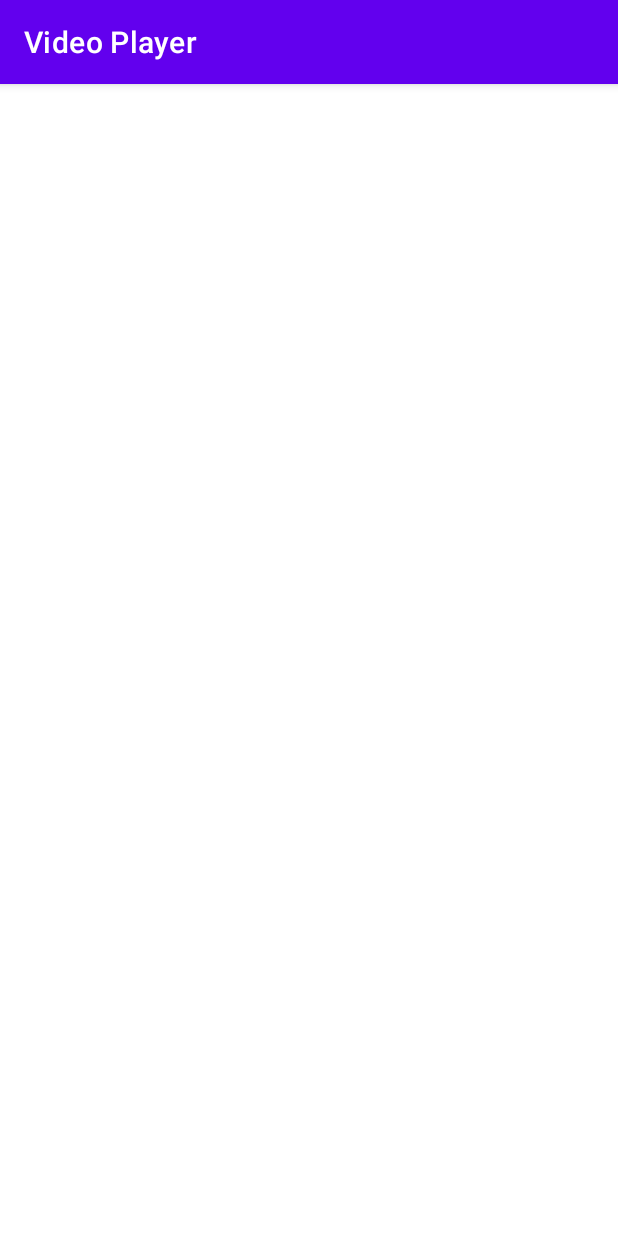
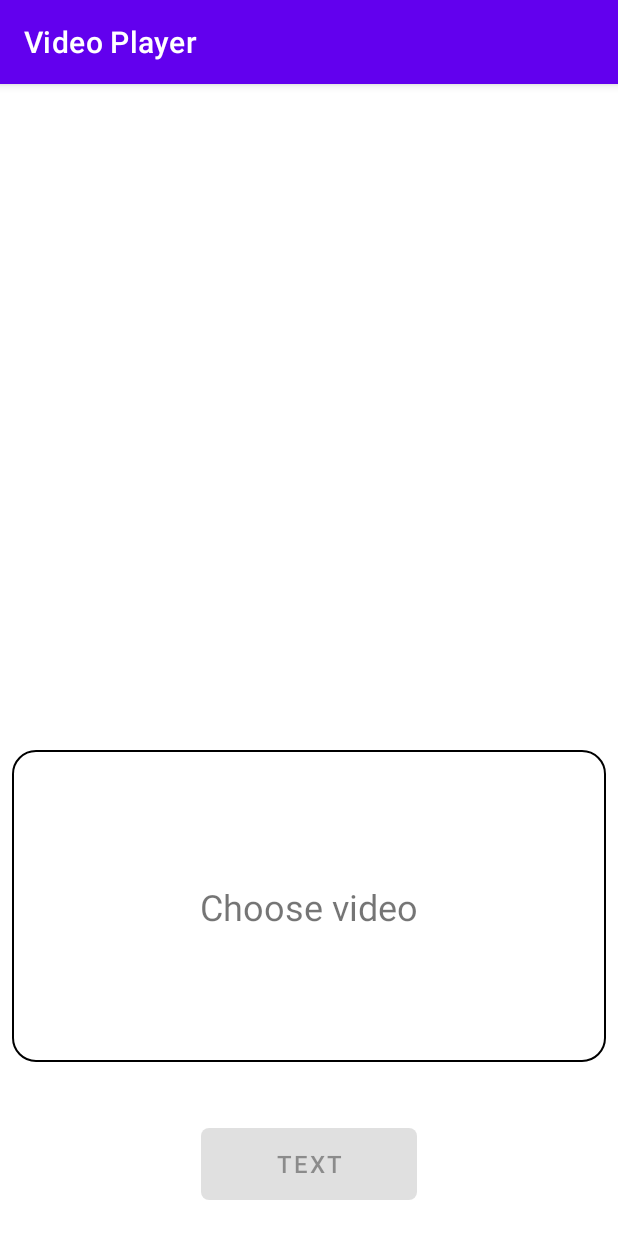
Before and after one commit to nur-sultan7/VideoPlayer, an Android app: the screen it shows after launch (MainActivity), on a phone screen of 412 x 824 dp. Run offline under Robolectric (Android 15) with nearby library versions, the phone set to English and light mode, and no system bars; our stand-ins replace Dagger/Hilt's generated code, Picasso, Room's generated code; pictures from the network do not load; 3 statements that could not run were skipped.

Commit message:
implementation of VideoItemFragment.kt: 1.added screen mode

```diff
--- a/app/build.gradle
+++ b/app/build.gradle
@@ -2,6 +2,7 @@ plugins {
     id 'com.android.application'
     id 'org.jetbrains.kotlin.android'
     id 'kotlin-kapt'
+    id 'kotlin-parcelize'
 }
 
 android {
--- a/app/src/main/AndroidManifest.xml
+++ b/app/src/main/AndroidManifest.xml
@@ -2,6 +2,7 @@
 <manifest xmlns:android="http://schemas.android.com/apk/res/android"
     xmlns:tools="http://schemas.android.com/tools">
     <uses-permission android:name="android.permission.INTERNET" />
+    <uses-permission android:name="android.permission.ACCESS_NETWORK_STATE" />
 
     <application
         android:name=".presentation.VideoPlayerApp"
--- /dev/null
+++ b/app/src/main/java/com/nursultan/videoplayer/presentation/VideoItemFragment.kt
@@ -0,0 +1,106 @@
+package com.nursultan.videoplayer.presentation
+
+import android.os.Bundle
+import android.os.Parcelable
+import android.view.LayoutInflater
+import android.view.View
+import android.view.ViewGroup
+import androidx.fragment.app.Fragment
+import androidx.viewbinding.ViewBinding
+import com.nursultan.videoplayer.databinding.FragmentVideoItemBinding
+import com.nursultan.videoplayer.databinding.FragmentVideoItemEmptyBinding
+import com.nursultan.videoplayer.domain.entities.Video
+import kotlinx.parcelize.Parcelize
+
+class VideoItemFragment : Fragment() {
+    private var video: Video? = null
+    private var screenMode = ScreenMode.EMPTY
+    private val binding: ViewBinding
+        get() = _binding ?: throw RuntimeException("VideoItemFragment binding is null!")
+    private var _binding: ViewBinding? = null
+
+    override fun onCreate(savedInstanceState: Bundle?) {
+        super.onCreate(savedInstanceState)
+        parseParam()
+    }
+
+    override fun onCreateView(
+        inflater: LayoutInflater,
+        container: ViewGroup?,
+        savedInstanceState: Bundle?
+    ): View {
+        _binding = when (screenMode) {
+            ScreenMode.EMPTY ->
+                FragmentVideoItemEmptyBinding.inflate(
+                    inflater, container, false
+                )
+            ScreenMode.VIDEO ->
+                FragmentVideoItemBinding.inflate(
+                    inflater, container, false
+                )
+        }
+        return binding.root
+    }
+
+    override fun onViewCreated(view: View, savedInstanceState: Bundle?) {
+        super.onViewCreated(view, savedInstanceState)
+        launchRightMode()
+    }
+
+    private fun launchRightMode() {
+        when (binding) {
+            is FragmentVideoItemBinding ->
+                launchVideoMode(binding as FragmentVideoItemBinding)
+            is FragmentVideoItemEmptyBinding ->
+                launchEmptyMode()
+        }
+    }
+
+    override fun onDestroyView() {
+        _binding = null
+        super.onDestroyView()
+    }
+
+    private fun launchEmptyMode() {
+
+    }
+
+    private fun launchVideoMode(videoBinding: FragmentVideoItemBinding) {
+
+    }
+
+    private fun parseParam() {
+        if (arguments == null)
+            return
+        val args = requireArguments()
+        if (args.containsKey(SCREEN_MODE)) {
+            screenMode =
+                args.getParcelable(SCREEN_MODE) ?: throw RuntimeException("Unknown screen mode!")
+        }
+        if (screenMode == ScreenMode.VIDEO) {
+            video = args.getParcelable(VIDEO_KEY)
+        }
+    }
+
+    companion object {
+        private const val SCREEN_MODE = "screen mode"
+        private const val VIDEO_KEY = "video key"
+        fun newInstanceEmpty() = VideoItemFragment().apply {
+            arguments = Bundle().apply {
+                putParcelable(SCREEN_MODE, ScreenMode.EMPTY)
+            }
+        }
+
+        fun newInstanceVideo(video: Video) = VideoItemFragment().apply {
+            arguments = Bundle().apply {
+                putParcelable(SCREEN_MODE, ScreenMode.VIDEO)
+                putParcelable(VIDEO_KEY, video)
+            }
+        }
+    }
+
+    @Parcelize
+    enum class ScreenMode(val value: Int) : Parcelable {
+        VIDEO(1), EMPTY(0)
+    }
+}
--- a/app/src/main/java/com/nursultan/videoplayer/presentation/VideoListFragment.kt
+++ b/app/src/main/java/com/nursultan/videoplayer/presentation/VideoListFragment.kt
@@ -8,10 +8,16 @@ import androidx.fragment.app.Fragment
 import androidx.lifecycle.ViewModelProvider
 import androidx.recyclerview.widget.LinearLayoutManager
 import com.nursultan.videoplayer.databinding.FragmentVideoListBinding
+import com.nursultan.videoplayer.domain.entities.Video
 import com.nursultan.videoplayer.presentation.adapters.VideoListAdapter
 import javax.inject.Inject
 
 class VideoListFragment : Fragment() {
+    interface VideoListItemClickListener {
+        fun onVideoItemClick(video: Video)
+        fun onVideoItemSecondClick()
+    }
+
     private val binding: FragmentVideoListBinding
         get() = _binding ?: throw RuntimeException("FragmentVideoListBinding is null")
     private var _binding: FragmentVideoListBinding? = null
@@ -58,7 +64,10 @@ class VideoListFragment : Fragment() {
 
     private fun setListeners() {
         adapter.onVideoClickListener = {
-
+            (requireActivity() as VideoListItemClickListener).onVideoItemClick(it)
+        }
+        adapter.onVideoSecondClickListener = {
+            (requireActivity() as VideoListItemClickListener).onVideoItemSecondClick()
         }
     }
 
@@ -85,4 +94,5 @@ class VideoListFragment : Fragment() {
         _binding = null
         super.onDestroyView()
     }
+
 }
--- a/app/src/main/java/com/nursultan/videoplayer/presentation/adapters/VideoListAdapter.kt
+++ b/app/src/main/java/com/nursultan/videoplayer/presentation/adapters/VideoListAdapter.kt
@@ -13,7 +13,8 @@ import com.squareup.picasso.Picasso
 
 class VideoListAdapter :
     ListAdapter<Video, VideoListAdapter.VideoViewHolder>(VideoItemDifCallBack()) {
-    var onVideoClickListener: ((id: String) -> Unit)? = null
+    var onVideoClickListener: ((video: Video) -> Unit)? = null
+    var onVideoSecondClickListener: (() -> Unit)? = null
     private var prevItemEnabledPosition: Int? = null
 
     override fun onCreateViewHolder(parent: ViewGroup, viewType: Int): VideoViewHolder {
@@ -85,9 +86,11 @@ class VideoListAdapter :
                 if (video.enabled) {
                     video.enabled = false
                     prevItemEnabledPosition = null
+                    onVideoSecondClickListener?.invoke()
                 } else {
                     video.enabled = true
                     prevItemEnabledPosition = adapterPosition
+                    onVideoClickListener?.invoke(video)
                 }
                 notifyItemChanged(position)
             }
--- /dev/null
+++ b/app/src/main/res/drawable/btn_rounded_corners.xml
@@ -0,0 +1,5 @@
+<?xml version="1.0" encoding="utf-8"?>
+<shape xmlns:android="http://schemas.android.com/apk/res/android">
+    <corners android:radius="5dp" />
+    <solid android:color="#6371DE" />
+</shape>
--- /dev/null
+++ b/app/src/main/res/drawable/video_frame_rounded_corner.xml
@@ -0,0 +1,7 @@
+<?xml version="1.0" encoding="utf-8"?>
+<shape xmlns:android="http://schemas.android.com/apk/res/android">
+    <corners android:radius="15dp" />
+    <stroke android:color="@color/black"
+        android:width="1dp"
+        />
+</shape>
--- a/app/src/main/res/layout/activity_main.xml
+++ b/app/src/main/res/layout/activity_main.xml
@@ -4,6 +4,15 @@
     android:layout_width="match_parent"
     android:layout_height="match_parent">
 
+    <androidx.fragment.app.FragmentContainerView
+        android:id="@+id/video_container"
+        android:layout_width="0dp"
+        android:layout_height="0dp"
+        android:name="com.nursultan.videoplayer.presentation.VideoItemFragment"
+        app:layout_constraintBottom_toTopOf="@id/video_list_container"
+        app:layout_constraintEnd_toEndOf="parent"
+        app:layout_constraintStart_toStartOf="parent"
+        app:layout_constraintTop_toTopOf="parent" />
     <androidx.fragment.app.FragmentContainerView
         android:id="@+id/video_list_container"
         android:name="com.nursultan.videoplayer.presentation.VideoListFragment"
--- /dev/null
+++ b/app/src/main/res/layout/fragment_video_item_empty.xml
@@ -0,0 +1,56 @@
+<?xml version="1.0" encoding="utf-8"?>
+<androidx.constraintlayout.widget.ConstraintLayout xmlns:android="http://schemas.android.com/apk/res/android"
+    xmlns:app="http://schemas.android.com/apk/res-auto"
+    android:layout_width="match_parent"
+    android:layout_height="match_parent">
+
+    <androidx.constraintlayout.widget.ConstraintLayout
+        android:layout_width="match_parent"
+        android:layout_height="wrap_content"
+        app:layout_constraintBottom_toBottomOf="parent"
+        app:layout_constraintEnd_toEndOf="parent"
+        app:layout_constraintStart_toStartOf="parent">
+
+        <FrameLayout
+            android:id="@+id/video_container"
+            android:layout_width="0dp"
+            android:layout_height="208dp"
+            android:layout_marginStart="8dp"
+            android:layout_marginEnd="8dp"
+            android:layout_marginBottom="44dp"
+            android:background="@drawable/video_frame_rounded_corner"
+            app:layout_constraintBottom_toTopOf="@id/btn_text"
+            app:layout_constraintEnd_toEndOf="parent"
+            app:layout_constraintStart_toStartOf="parent">
+
+            <androidx.constraintlayout.widget.ConstraintLayout
+                android:layout_width="match_parent"
+                android:layout_height="match_parent">
+
+                <TextView
+                    android:id="@+id/textView3"
+                    android:layout_width="wrap_content"
+                    android:layout_height="wrap_content"
+                    android:text="@string/choose_video"
+                    android:textSize="24sp"
+                    app:layout_constraintBottom_toBottomOf="parent"
+                    app:layout_constraintEnd_toEndOf="parent"
+                    app:layout_constraintStart_toStartOf="parent"
+                    app:layout_constraintTop_toTopOf="parent" />
+            </androidx.constraintlayout.widget.ConstraintLayout>
+        </FrameLayout>
+
+        <Button
+            android:id="@+id/btn_text"
+            android:layout_width="144dp"
+            android:layout_height="48dp"
+            android:layout_marginBottom="24dp"
+            android:background="@drawable/btn_rounded_corners"
+            android:enabled="false"
+            android:text="@string/btn_text"
+            android:textSize="16sp"
+            app:layout_constraintBottom_toBottomOf="parent"
+            app:layout_constraintEnd_toEndOf="parent"
+            app:layout_constraintStart_toStartOf="parent" />
+    </androidx.constraintlayout.widget.ConstraintLayout>
+</androidx.constraintlayout.widget.ConstraintLayout>
--- a/app/src/main/res/layout/item_video_list_disabled.xml
+++ b/app/src/main/res/layout/item_video_list_disabled.xml
@@ -20,8 +20,8 @@
 
         <ImageView
             android:id="@+id/iv_video_poster"
-            android:layout_width="70dp"
-            android:layout_height="70dp"
+            android:layout_width="@dimen/item_video_list_width"
+            android:layout_height="@dimen/item_video_list_height"
             android:scaleType="centerCrop"
             android:contentDescription="@string/video_list_item_disabled"
             tools:srcCompat="@tools:sample/avatars" />
--- a/app/src/main/res/layout/item_video_list_enabled.xml
+++ b/app/src/main/res/layout/item_video_list_enabled.xml
@@ -21,8 +21,8 @@
 
         <ImageView
             android:id="@+id/iv_video_poster"
-            android:layout_width="70dp"
-            android:layout_height="70dp"
+            android:layout_width="@dimen/item_video_list_width"
+            android:layout_height="@dimen/item_video_list_height"
             android:scaleType="centerCrop"
             android:contentDescription="@string/video_list_item_enabled"
             tools:srcCompat="@tools:sample/avatars" />
--- /dev/null
+++ b/app/src/main/res/values/dimens.xml
@@ -0,0 +1,5 @@
+<?xml version="1.0" encoding="utf-8"?>
+<resources>
+    <dimen name="item_video_list_width">85dp</dimen>
+    <dimen name="item_video_list_height">75dp</dimen>
+</resources>
--- a/app/src/main/res/values/strings.xml
+++ b/app/src/main/res/values/strings.xml
@@ -2,4 +2,6 @@
     <string name="app_name">Video Player</string>
     <string name="video_list_item_disabled">video list item disabled</string>
     <string name="video_list_item_enabled">video list item enabled</string>
+    <string name="btn_text">Text</string>
+    <string name="choose_video">Choose video</string>
 </resources>
```
Also changed, not shown: app/src/main/java/com/nursultan/videoplayer/domain/entities/Video.kt (+6 -1 lines), app/src/main/java/com/nursultan/videoplayer/presentation/MainActivity.kt (+17 -2 lines), app/src/main/res/layout/fragment_video_item.xml (added, +57 -0 lines).
